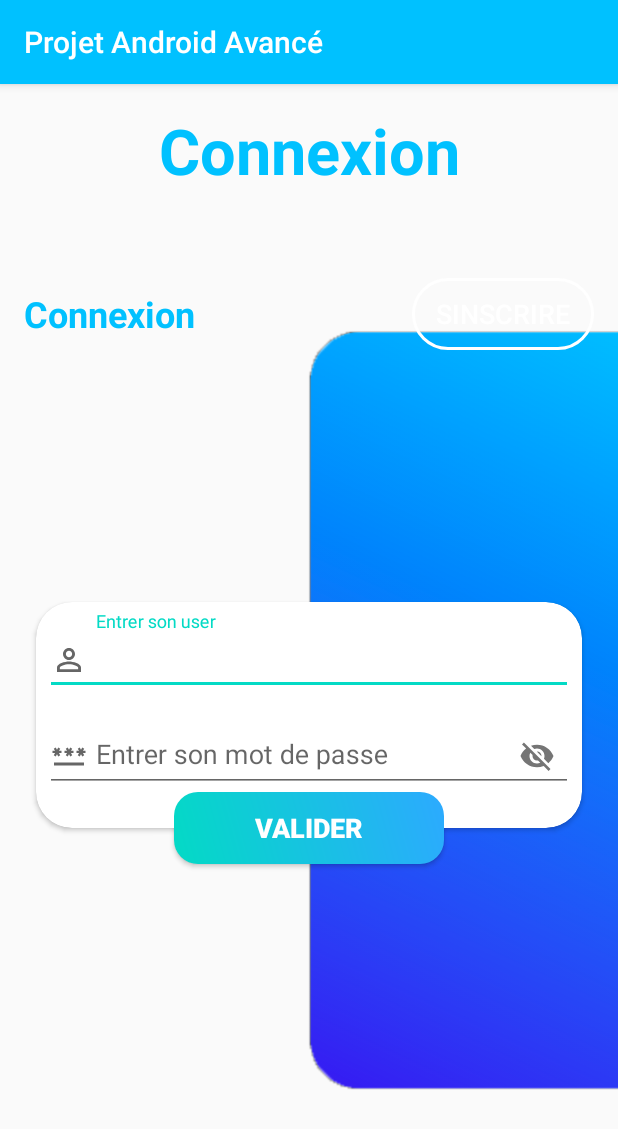
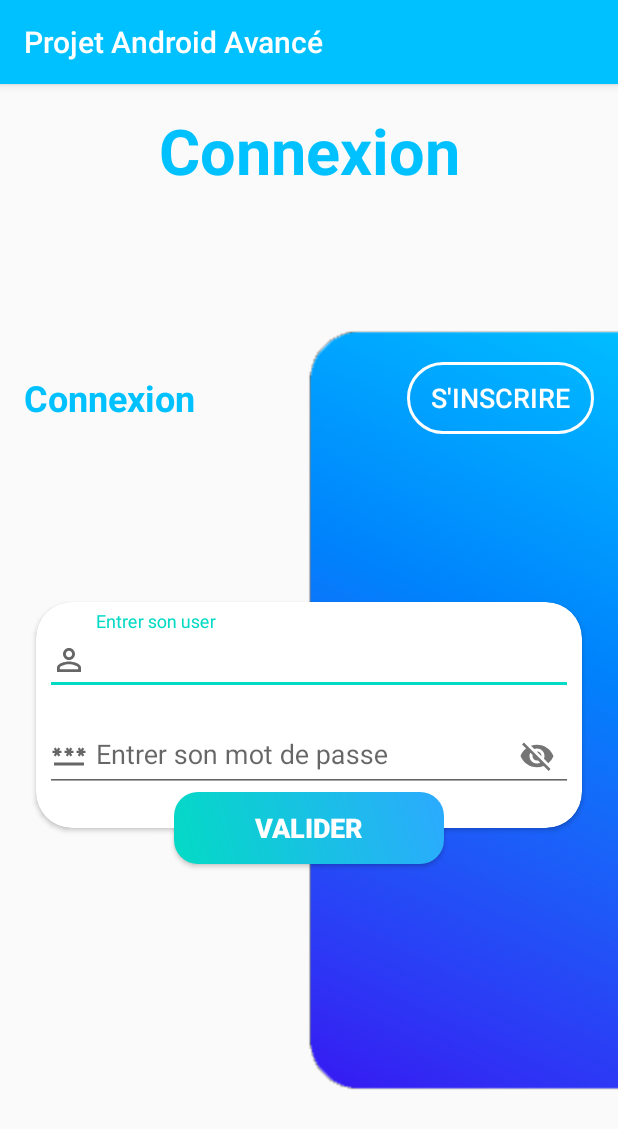
Before and after one commit to s-jeremy/Android_App_Project, an Android app: the screen it shows after launch (LoginActivity), on a phone screen of 412 x 824 dp. Shown: the top 1129 px of the screen. Run offline under Robolectric (Android 15) with nearby library versions, the phone set to English and light mode, and no system bars.

Commit message:
API User Creation

```diff
--- a/app/build.gradle
+++ b/app/build.gradle
@@ -9,7 +9,7 @@ android {
     buildToolsVersion "29.0.3"
 
     buildFeatures {
-        viewBinding true
+        viewBinding = true
     }
 
     defaultConfig {
--- a/app/src/main/java/com/android_app_project/app/data/remote/SampleRemoteDataSource.kt
+++ b/app/src/main/java/com/android_app_project/app/data/remote/SampleRemoteDataSource.kt
@@ -34,6 +34,16 @@ interface SampleRemoteDataSource {
     @GET("/login")
     suspend fun readUsers(@Query("login") login: String, @Query("password")password: String): Int
 
+    @GET("/create_user")
+    suspend fun createUser(
+            @Query("login") username: String,
+            @Query("password")password: String,
+            @Query("email")email: String,
+            @Query("nom")firstname: String,
+            @Query("prenom")lastname: String
+            ): Int
+
+
 
     // Équivalenent en kotlin d'élément « static »
     companion object {
--- a/app/src/main/java/com/android_app_project/app/ui/di/app_module.kt
+++ b/app/src/main/java/com/android_app_project/app/ui/di/app_module.kt
@@ -8,6 +8,7 @@ import com.android_app_project.app.ui.domain.repository.SampleRemoteRemoteReposi
 import com.android_app_project.app.ui.view.info.InfoViewModel
 import com.android_app_project.app.ui.view.login.LoginViewModel
 import com.android_app_project.app.ui.view.main.MainViewModel
+import com.android_app_project.app.ui.view.user_creation.UserCreationViewModel
 import org.koin.android.viewmodel.dsl.viewModel
 import org.koin.dsl.module
 
@@ -16,6 +17,7 @@ val appModule = module {
     viewModel { MainViewModel(get(), get()) }
     viewModel { InfoViewModel(get()) }
     viewModel { LoginViewModel(get()) }
+    viewModel { UserCreationViewModel(get()) }
 
     // Sample Remote Data Repository
     single<SampleRemoteRepository>(createdAtStart = true) { SampleRemoteRemoteRepositoryImpl(get()) }
--- a/app/src/main/java/com/android_app_project/app/ui/domain/repository/SampleRemoteRepository.kt
+++ b/app/src/main/java/com/android_app_project/app/ui/domain/repository/SampleRemoteRepository.kt
@@ -8,6 +8,7 @@ interface SampleRemoteRepository {
     suspend fun ping(): String
     suspend fun getVersion(): String
     suspend fun login(login: String,password: String): Int
+    suspend fun createUser(username: String,password: String,email: String,firstName: String, lastName: String): Int
 }
 
 class SampleRemoteRemoteRepositoryImpl(private val sampleRemoteDataSource: SampleRemoteDataSource) :
@@ -30,4 +31,8 @@ class SampleRemoteRemoteRepositoryImpl(private val sampleRemoteDataSource: Sampl
     override suspend fun login(login: String,password: String): Int {
         return sampleRemoteDataSource.readUsers(login,password)
     }
+
+    override suspend fun createUser(username: String,password: String,email: String,firstName: String, lastName: String): Int {
+        return sampleRemoteDataSource.createUser(username,password,email,firstName,lastName)
+    }
 }
--- a/app/src/main/res/layout/activity_login.xml
+++ b/app/src/main/res/layout/activity_login.xml
@@ -44,10 +44,11 @@
         android:layout_height="wrap_content"
         android:layout_marginStart="16dp"
         android:layout_marginEnd="16dp"
+        app:layout_constraintBottom_toTopOf="@+id/cardView"
         app:layout_constraintEnd_toEndOf="parent"
         app:layout_constraintHorizontal_bias="0.0"
         app:layout_constraintStart_toStartOf="parent"
-        app:layout_constraintTop_toBottomOf="@+id/textView">
+        app:layout_constraintTop_toBottomOf="@+id/loginTitle">
 
         <Button
             android:id="@+id/buttonCreateUser"
--- a/app/src/main/res/layout/activity_user_creation.xml
+++ b/app/src/main/res/layout/activity_user_creation.xml
@@ -43,6 +43,7 @@
         android:layout_height="wrap_content"
         android:layout_marginStart="16dp"
         android:layout_marginEnd="16dp"
+        app:layout_constraintBottom_toTopOf="@+id/cardView"
         app:layout_constraintEnd_toEndOf="parent"
         app:layout_constraintHorizontal_bias="0.0"
         app:layout_constraintStart_toStartOf="parent"
@@ -79,6 +80,7 @@
         android:layout_marginStart="24dp"
         android:layout_marginEnd="24dp"
         app:cardCornerRadius="24dp"
+        android:layout_marginTop="75dp"
         app:layout_constraintBottom_toBottomOf="parent"
         app:layout_constraintEnd_toEndOf="parent"
         app:layout_constraintStart_toStartOf="parent"
--- a/app/src/main/res/values/strings.xml
+++ b/app/src/main/res/values/strings.xml
@@ -3,7 +3,6 @@
     <string name="inputUserLogin">Entrer son user</string>
     <string name="inputPasswordLogin">Entrer son mot de passe</string>
     <string name="validate">Valider</string>
-    <string name="userCreation">Sinscrire</string>
     <string name="inputFirstName">Prénom</string>
     <string name="inputLastName">Nom</string>
     <string name="inputUsername">Nom d\'utilisateur</string>
@@ -20,4 +19,5 @@
     <string name="page3_title">Réalisée par Jérémy et Mehdi</string>
     <string name="infoDev">Jérémy SELO et Mehdi RECHID - A2</string>
     <string name="locationText">Inconnu</string>
+    <string name="userCreation">S\'inscrire</string>
 </resources>
```
Also changed, not shown: app/src/main/java/com/android_app_project/app/data/models/UserCreationResult.kt (+1 -8 lines), app/src/main/java/com/android_app_project/app/ui/view/user_creation/UserCreationActivity.kt (+30 -1 lines), app/src/main/java/com/android_app_project/app/ui/view/user_creation/UserCreationViewModel.kt (+5 -10 lines).
